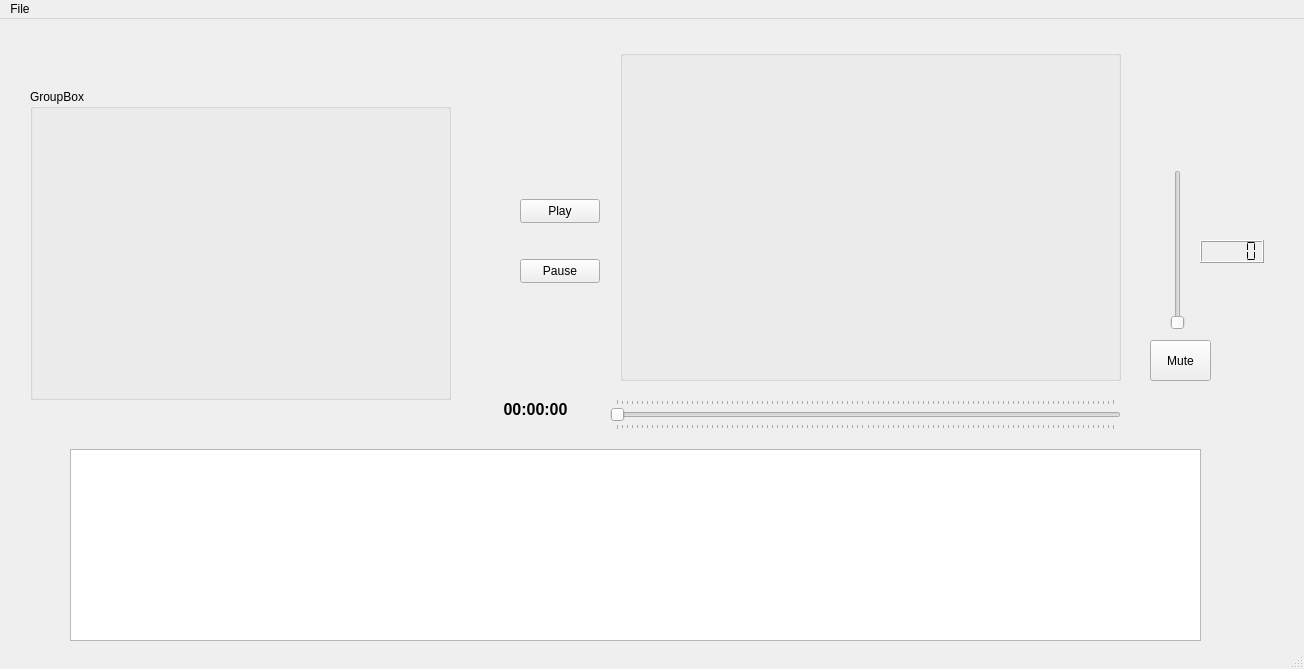
Above: mainwindow.ui from maksPodstawski/qt-video-editor before the change. Below: the same form after it.
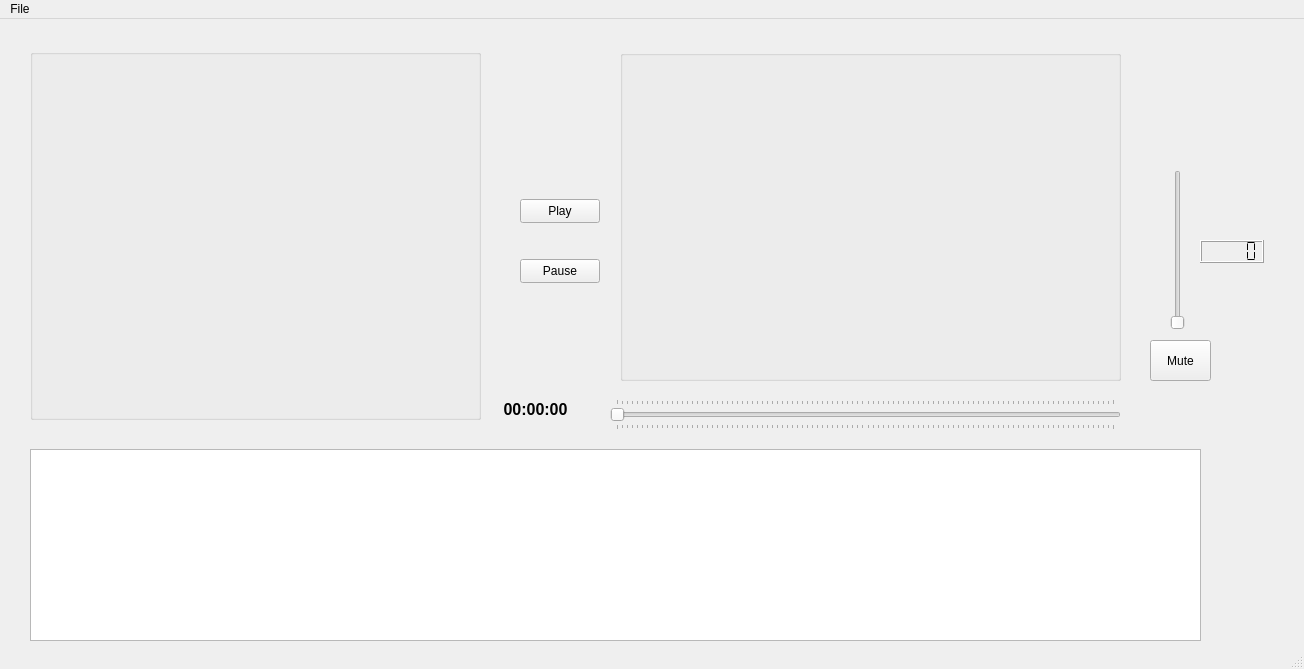
That is the form after the change.

```diff
--- a/mainwindow.ui
+++ b/mainwindow.ui
@@ -134,21 +134,21 @@
     <property name="geometry">
      <rect>
       <x>30</x>
-      <y>70</y>
-      <width>421</width>
-      <height>311</height>
+      <y>30</y>
+      <width>451</width>
+      <height>371</height>
      </rect>
     </property>
     <property name="title">
-     <string>GroupBox</string>
+     <string/>
     </property>
    </widget>
    <widget class="QGraphicsView" name="graphicsViewTimeLine">
     <property name="geometry">
      <rect>
-      <x>70</x>
+      <x>30</x>
       <y>430</y>
-      <width>1131</width>
+      <width>1171</width>
       <height>192</height>
      </rect>
     </property>
```
Left out of the diff: 2 changed lines with no effect on the pictures.
